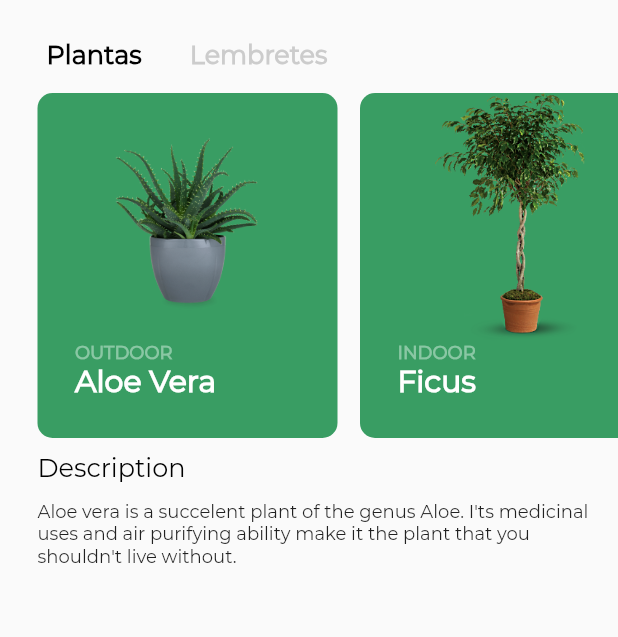
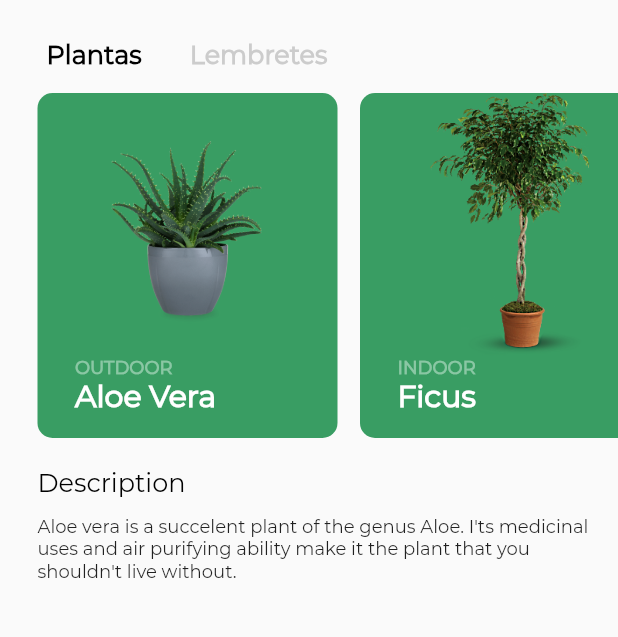
Before and after one commit to vitorsorato/garden_flutter, a Flutter app: the screen it shows after launch, on a phone screen of 412 x 824 dp, the part 189-826 px from its top. Run offline on Flutter 3.47's test engine with Material 2 defaults, Android fonts, the phone set to English and light mode, and no system bars; project files that could hold a hidden picture were left out.

Commit message:
Update plantlist.dart

```diff
--- a/lib/plantlist.dart
+++ b/lib/plantlist.dart
@@ -60,7 +60,7 @@ class _PlantListState extends State<PlantList> {
           ),
         ),
         const Padding(
-          padding: EdgeInsets.only(left: 25.0, top: 10.0),
+          padding: EdgeInsets.only(left: 25.0, top: 20.0),
           child: Text(
             'Description',
             style: TextStyle(
@@ -86,12 +86,11 @@ class _PlantListState extends State<PlantList> {
 
   getPlantCard(
       String imgPath, String plantType, String plantName) {
-
     return
     GestureDetector(
       onTap: () {
-                        Navigator.of(context).push(MaterialPageRoute(
-                            builder: (context) => PlantDetail()));},
+        Navigator.of(context).push(MaterialPageRoute(
+            builder: (context) => PlantDetail()));},
       child:Stack(
       children: <Widget>[
         SizedBox(
@@ -105,22 +104,10 @@ class _PlantListState extends State<PlantList> {
             width: 225.0,
             child: Column(
               children: <Widget>[
-
                 Image(
-
                   image: AssetImage(imgPath),
-                  height: 165.0,
-
+                  height: 175.0,
                 ),
-                /*InkWell(
-                      onTap: () {
-                        Navigator.of(context).push(MaterialPageRoute(
-                            builder: (context) => PlantDetail()));},
-                      child: Ink.image(
-                        image: AssetImage(imgPath),
-                        height: 165.0,
-                      )
-                ),*/
                 Row(
                   children: <Widget>[
                     const SizedBox(width: 25.0),
```
